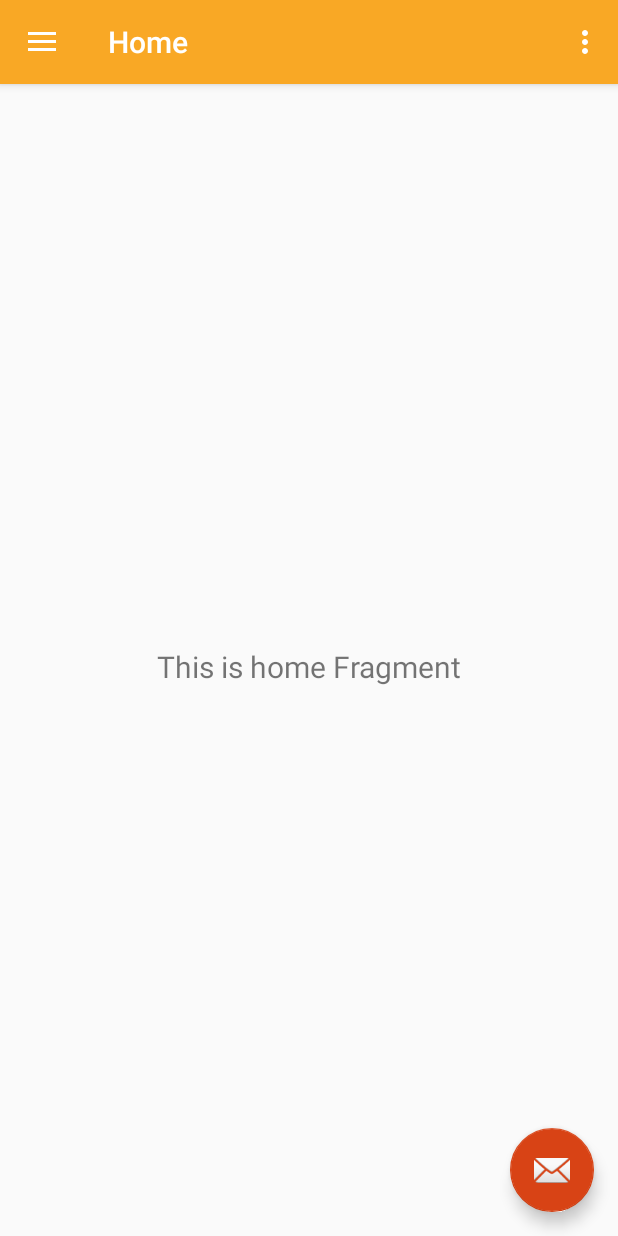
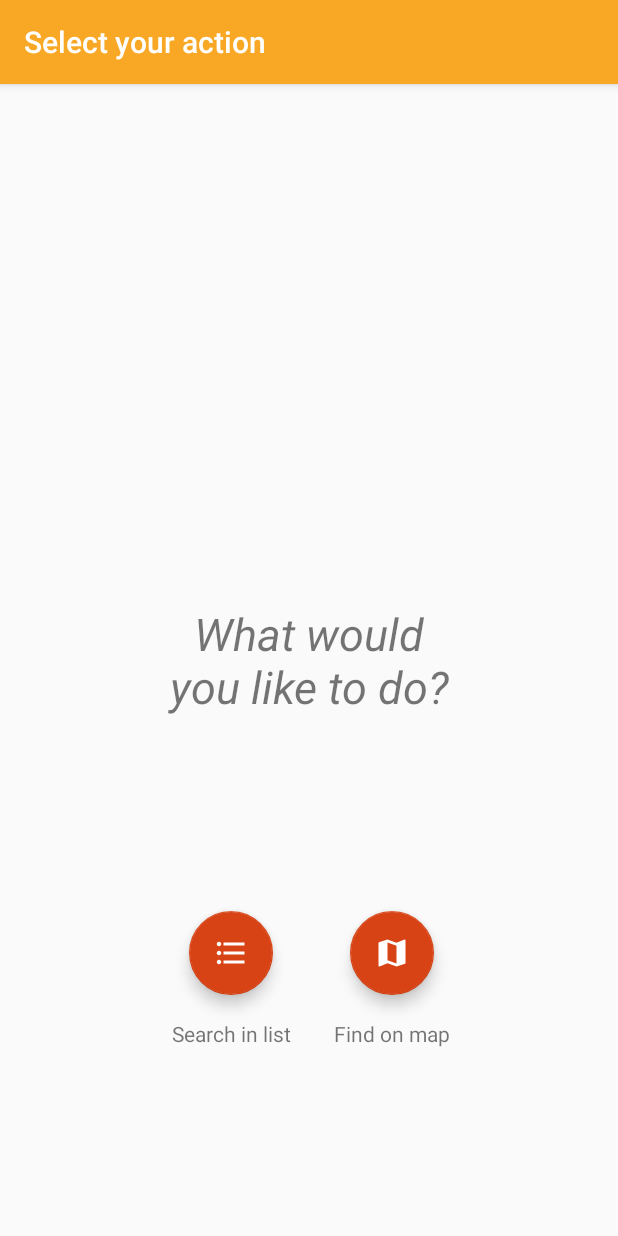
Before and after one commit to pooh-labs/eaterslab, an Android app: the screen it shows after launch (MainActivity before the commit, HelloSelectActivity after it), on a phone screen of 412 x 824 dp. Run offline under Robolectric (Android 15) with nearby library versions, the phone set to English and light mode, and no system bars.

Commit message:
changed zoom buttons and added select activity

```diff
--- /dev/null
+++ b/android/app/src/main/java/labs/pooh/mycanteen/HelloSelectActivity.kt
@@ -0,0 +1,23 @@
+package labs.pooh.mycanteen
+
+import android.content.Intent
+import androidx.appcompat.app.AppCompatActivity
+import android.os.Bundle
+import android.widget.ImageView
+import kotlinx.android.synthetic.main.activity_hello_select.*
+
+class HelloSelectActivity : AppCompatActivity() {
+
+    override fun onCreate(savedInstanceState: Bundle?) {
+        super.onCreate(savedInstanceState)
+        setContentView(R.layout.activity_hello_select)
+
+        fabSearch.setOnClickListener {
+            startActivity(Intent(applicationContext, MainActivity::class.java))
+        }
+
+        fabMap.setOnClickListener {
+            startActivity(Intent(Intent(applicationContext, MapSearchActivity::class.java)))
+        }
+    }
+}
--- a/android/app/src/main/java/labs/pooh/mycanteen/ui/view/LocationMarker.kt
+++ b/android/app/src/main/java/labs/pooh/mycanteen/ui/view/LocationOccupancyMarker.kt
@@ -7,11 +7,11 @@ import org.osmdroid.util.GeoPoint
 import org.osmdroid.views.MapView
 import org.osmdroid.views.overlay.Marker
 
-class LocationMarker(mapView: MapView, title: String, val description: String, position: GeoPoint) : Marker(mapView) {
+class LocationOccupancyMarker(mapView: MapView, title: String, val description: String, position: GeoPoint, val occupancy: Int) : Marker(mapView) {
 
     init {
         this.infoWindow = LocationInfo(mapView).apply {
-            progress = (1..100).random()
+            progress = occupancy
         }
         this.title = title
         this.snippet = description
@@ -20,6 +20,5 @@ class LocationMarker(mapView: MapView, title: String, val description: String, p
         this.position = position
         setVisible(true)
         setPanToView(true)
-
     }
 }
--- /dev/null
+++ b/android/app/src/main/res/drawable/ic_format_list.xml
@@ -0,0 +1,5 @@
+<vector android:height="24dp" android:tint="#FFFFFF"
+    android:viewportHeight="24.0" android:viewportWidth="24.0"
+    android:width="24dp" xmlns:android="http://schemas.android.com/apk/res/android">
+    <path android:fillColor="#FF000000" android:pathData="M4,10.5c-0.83,0 -1.5,0.67 -1.5,1.5s0.67,1.5 1.5,1.5 1.5,-0.67 1.5,-1.5 -0.67,-1.5 -1.5,-1.5zM4,4.5c-0.83,0 -1.5,0.67 -1.5,1.5S3.17,7.5 4,7.5 5.5,6.83 5.5,6 4.83,4.5 4,4.5zM4,16.5c-0.83,0 -1.5,0.68 -1.5,1.5s0.68,1.5 1.5,1.5 1.5,-0.68 1.5,-1.5 -0.67,-1.5 -1.5,-1.5zM7,19h14v-2L7,17v2zM7,13h14v-2L7,11v2zM7,5v2h14L21,5L7,5z"/>
+</vector>
--- /dev/null
+++ b/android/app/src/main/res/drawable/ic_map.xml
@@ -0,0 +1,5 @@
+<vector android:height="24dp" android:tint="#FFFFFF"
+    android:viewportHeight="24.0" android:viewportWidth="24.0"
+    android:width="24dp" xmlns:android="http://schemas.android.com/apk/res/android">
+    <path android:fillColor="#FF000000" android:pathData="M20.5,3l-0.16,0.03L15,5.1 9,3 3.36,4.9c-0.21,0.07 -0.36,0.25 -0.36,0.48V20.5c0,0.28 0.22,0.5 0.5,0.5l0.16,-0.03L9,18.9l6,2.1 5.64,-1.9c0.21,-0.07 0.36,-0.25 0.36,-0.48V3.5c0,-0.28 -0.22,-0.5 -0.5,-0.5zM15,19l-6,-2.11V5l6,2.11V19z"/>
+</vector>
--- /dev/null
+++ b/android/app/src/main/res/layout/activity_hello_select.xml
@@ -0,0 +1,73 @@
+<?xml version="1.0" encoding="utf-8"?>
+<androidx.constraintlayout.widget.ConstraintLayout xmlns:android="http://schemas.android.com/apk/res/android"
+    xmlns:app="http://schemas.android.com/apk/res-auto"
+    xmlns:tools="http://schemas.android.com/tools"
+    android:layout_width="match_parent"
+    android:layout_height="match_parent"
+    tools:context=".HelloSelectActivity">
+
+    <com.google.android.material.floatingactionbutton.FloatingActionButton
+        android:id="@+id/fabSearch"
+        android:layout_width="wrap_content"
+        android:layout_height="wrap_content"
+        android:layout_marginStart="16dp"
+        android:layout_marginEnd="16dp"
+        android:layout_marginBottom="32dp"
+        android:clickable="true"
+        android:focusable="true"
+        app:layout_constraintBottom_toBottomOf="parent"
+        app:layout_constraintEnd_toEndOf="parent"
+        app:layout_constraintHorizontal_bias="0.34"
+        app:layout_constraintStart_toStartOf="parent"
+        app:layout_constraintTop_toBottomOf="@+id/textViewQuestion"
+        app:srcCompat="@drawable/ic_format_list" />
+
+    <com.google.android.material.floatingactionbutton.FloatingActionButton
+        android:id="@+id/fabMap"
+        android:layout_width="wrap_content"
+        android:layout_height="wrap_content"
+        android:layout_marginStart="16dp"
+        android:layout_marginEnd="16dp"
+        android:layout_marginBottom="32dp"
+        android:clickable="true"
+        android:focusable="true"
+        app:layout_constraintBottom_toBottomOf="parent"
+        app:layout_constraintEnd_toEndOf="parent"
+        app:layout_constraintHorizontal_bias="0.67"
+        app:layout_constraintStart_toStartOf="parent"
+        app:layout_constraintTop_toBottomOf="@+id/textViewQuestion"
+        app:srcCompat="@drawable/ic_map" />
+
+    <TextView
+        android:id="@+id/textViewSearch"
+        android:layout_width="wrap_content"
+        android:layout_height="wrap_content"
+        android:layout_marginTop="16dp"
+        android:text="@string/search_in_list"
+        app:layout_constraintEnd_toEndOf="@+id/fabSearch"
+        app:layout_constraintStart_toStartOf="@+id/fabSearch"
+        app:layout_constraintTop_toBottomOf="@+id/fabSearch" />
+
+    <TextView
+        android:id="@+id/textViewMap"
+        android:layout_width="wrap_content"
+        android:layout_height="wrap_content"
+        android:layout_marginTop="16dp"
+        android:text="@string/find_on_map"
+        app:layout_constraintEnd_toEndOf="@+id/fabMap"
+        app:layout_constraintStart_toStartOf="@+id/fabMap"
+        app:layout_constraintTop_toBottomOf="@+id/fabMap" />
+
+    <TextView
+        android:id="@+id/textViewQuestion"
+        android:layout_width="200dp"
+        android:layout_height="wrap_content"
+        android:gravity="center"
+        android:text="@string/choose_action"
+        android:textSize="30sp"
+        android:textStyle="italic"
+        app:layout_constraintBottom_toBottomOf="parent"
+        app:layout_constraintEnd_toEndOf="parent"
+        app:layout_constraintStart_toStartOf="parent"
+        app:layout_constraintTop_toTopOf="parent" />
+</androidx.constraintlayout.widget.ConstraintLayout>
--- a/android/app/src/main/res/values/strings.xml
+++ b/android/app/src/main/res/values/strings.xml
@@ -1,6 +1,7 @@
 <resources>
     <string name="app_name">MyCanteen</string>
     <string name="search_map_title">Find your canteen</string>
+    <string name="select_action_title">Select your action</string>
     <string name="navigation_drawer_open">Open navigation drawer</string>
     <string name="navigation_drawer_close">Close navigation drawer</string>
     <string name="nav_header_title">MyCanteen System</string>
@@ -15,4 +16,7 @@
     <string name="home_second">Home Second</string>
     <string name="image_came_intent">image from camera intent</string>
     <string name="occupancy">Relative occupancy</string>
+    <string name="find_on_map">Find on map</string>
+    <string name="search_in_list">Search in list</string>
+    <string name="choose_action">What would you like to do?</string>
 </resources>
```
Also changed, not shown: android/app/src/main/AndroidManifest.xml (+10 -12 lines), android/app/src/main/java/labs/pooh/mycanteen/MapSearchActivity.kt (+87 -23 lines), android/app/src/main/java/labs/pooh/mycanteen/ui/view/Animation.kt (added, +10 -0 lines), android/app/src/main/java/labs/pooh/mycanteen/util/Drawable.kt (added, +20 -0 lines), android/app/src/main/java/labs/pooh/mycanteen/util/Permission.kt (added, +19 -0 lines), android/app/src/main/res/drawable/ic_add.xml (added, +10 -0 lines), android/app/src/main/res/drawable/ic_current_location.xml (added, +12 -0 lines), android/app/src/main/res/drawable/ic_subtract.xml (added, +9 -0 lines), android/app/src/main/res/layout/activity_map_search.xml (+23 -3 lines).
